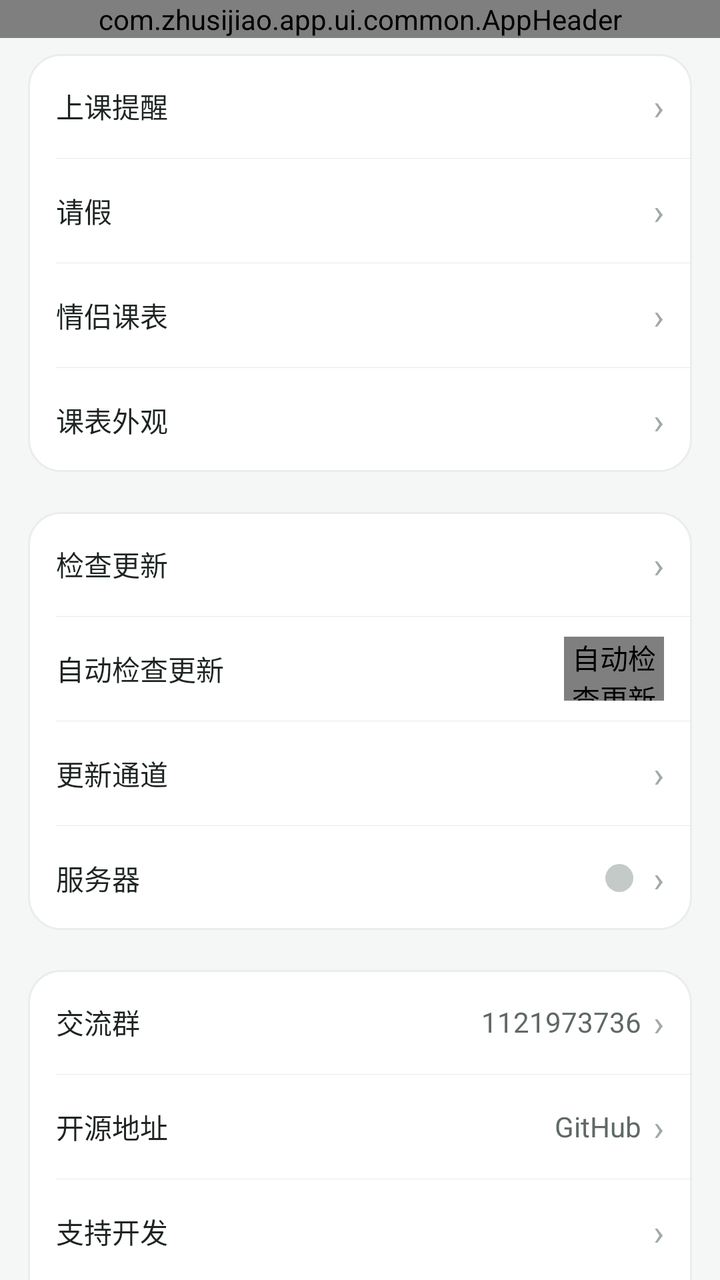
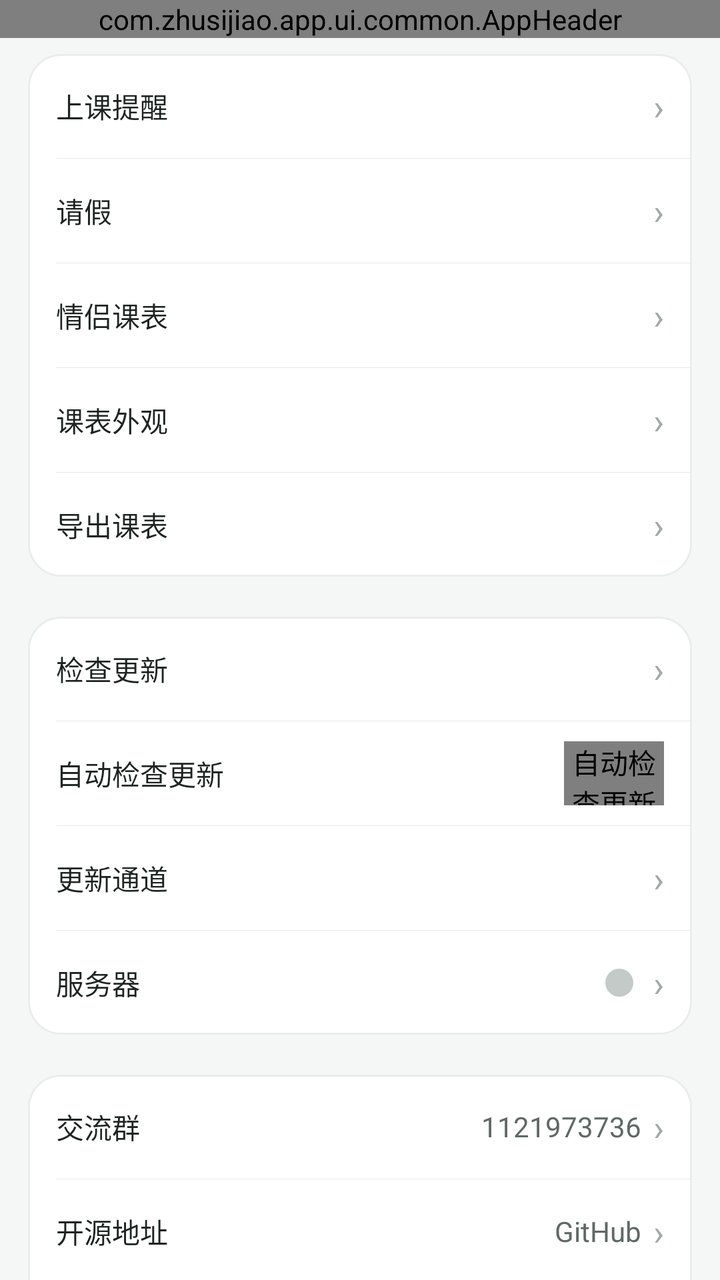

The first picture is an Android layout as it rendered before a commit; the second is the same layout after the commit. The layout source and the unified diff follow.
<!-- AndroidManifest.xml: application theme Theme.Zhusijiao -->
<!-- res/layout/fragment_settings.xml -->
<?xml version="1.0" encoding="utf-8"?>
<LinearLayout xmlns:android="http://schemas.android.com/apk/res/android"
    xmlns:tools="http://schemas.android.com/tools"
    android:layout_width="match_parent"
    android:layout_height="match_parent"
    android:background="@color/background"
    android:orientation="vertical">

    <com.zhusijiao.app.ui.common.AppHeader
        android:id="@+id/header"
        android:layout_width="match_parent"
        android:layout_height="wrap_content" />

    <androidx.core.widget.NestedScrollView
        android:id="@+id/scroll"
        android:layout_width="match_parent"
        android:layout_height="0dp"
        android:layout_weight="1">

        <LinearLayout
            android:layout_width="match_parent"
            android:layout_height="wrap_content"
            android:orientation="vertical"
            android:paddingStart="@dimen/page_padding"
            android:paddingTop="8dp"
            android:paddingEnd="@dimen/page_padding"
            android:paddingBottom="16dp">

            
            <LinearLayout style="@style/FormGroup">

                <LinearLayout
                    android:id="@+id/menuReminder"
                    style="@style/FormRow"
                    android:clickable="true"
                    android:focusable="true">

                    <TextView
                        style="@style/FormRowLabel"
                        android:text="@string/reminder_title" />

                    <TextView
                        android:id="@+id/reminderSub"
                        style="@style/FormRowValue" />

                    <TextView style="@style/FormRowChevron" />
                </LinearLayout>

                <View style="@style/FormDivider" />

                <LinearLayout
                    android:id="@+id/menuLeave"
                    style="@style/FormRow"
                    android:clickable="true"
                    android:focusable="true">

                    <TextView
                        style="@style/FormRowLabel"
                        android:text="@string/leave_title" />

                    <TextView
                        android:id="@+id/leaveSub"
                        style="@style/FormRowValue" />

                    <TextView style="@style/FormRowChevron" />
                </LinearLayout>

                <View style="@style/FormDivider" />

                <LinearLayout
                    android:id="@+id/menuCouple"
                    style="@style/FormRow"
                    android:clickable="true"
                    android:focusable="true">

                    <TextView
                        style="@style/FormRowLabel"
                        android:text="@string/settings_couple_row" />

                    <TextView
                        android:id="@+id/coupleSub"
                        style="@style/FormRowValue" />

                    <TextView style="@style/FormRowChevron" />
                </LinearLayout>

                <View style="@style/FormDivider" />

                <LinearLayout
                    android:id="@+id/menuAppearance"
                    style="@style/FormRow"
                    android:clickable="true"
                    android:focusable="true">

                    <TextView
                        style="@style/FormRowLabel"
                        android:layout_width="0dp"
                        android:layout_weight="1"
                        android:text="@string/settings_appearance_row" />

                    <TextView style="@style/FormRowChevron" />
                </LinearLayout>

            </LinearLayout>

            
            <LinearLayout
                style="@style/FormGroup"
                android:layout_marginTop="20dp">

                <LinearLayout
                    android:id="@+id/updateCheckRow"
                    style="@style/FormRow"
                    android:clickable="true"
                    android:focusable="true">

                    <TextView
                        style="@style/FormRowLabel"
                        android:text="@string/settings_update_check" />

                    <TextView
                        android:id="@+id/updateCurrentVersion"
                        style="@style/FormRowValue" />

                    <TextView style="@style/FormRowChevron" />
                </LinearLayout>

                <View style="@style/FormDivider" />

                
                <LinearLayout
                    android:id="@+id/updateAutoRow"
                    style="@style/FormRow"
                    android:clickable="true"
                    android:focusable="false"
                    android:importantForAccessibility="no"
                    tools:ignore="KeyboardInaccessibleWidget">

                    <TextView
                        style="@style/FormRowLabel"
                        android:layout_width="0dp"
                        android:layout_weight="1"
                        android:text="@string/settings_update_auto" />

                    <com.zhusijiao.app.ui.common.ToggleView
                        android:id="@+id/updateAutoToggle"
                        android:layout_width="50dp"
                        android:layout_height="32dp"
                        android:contentDescription="@string/settings_update_auto" />
                </LinearLayout>

                <View style="@style/FormDivider" />

                <LinearLayout
                    android:id="@+id/updateChannelRow"
                    style="@style/FormRow"
                    android:clickable="true"
                    android:focusable="true">

                    <TextView
                        style="@style/FormRowLabel"
                        android:text="@string/settings_channel_row" />

                    <TextView
                        android:id="@+id/updateChannelSub"
                        style="@style/FormRowValue" />

                    <TextView style="@style/FormRowChevron" />
                </LinearLayout>

                <View style="@style/FormDivider" />

                
                <LinearLayout
                    android:id="@+id/menuServer"
                    style="@style/FormRow"
                    android:clickable="true"
                    android:focusable="true">

                    <TextView
                        style="@style/FormRowLabel"
                        android:layout_width="0dp"
                        android:layout_weight="1"
                        android:text="@string/settings_server_row" />

                    <View
                        android:id="@+id/serverStatusDot"
                        android:layout_width="14dp"
                        android:layout_height="14dp"
                        android:layout_marginEnd="4dp"
                        android:background="@drawable/sync_dot_gray" />

                    <TextView
                        android:id="@+id/serverSub"
                        android:layout_width="wrap_content"
                        android:layout_height="wrap_content"
                        android:ellipsize="end"
                        android:maxWidth="200dp"
                        android:maxLines="1"
                        android:textColor="@color/text_secondary"
                        android:textSize="@dimen/text_body" />

                    <TextView style="@style/FormRowChevron" />
                </LinearLayout>
            </LinearLayout>

            
            <LinearLayout
                style="@style/FormGroup"
                android:layout_marginTop="20dp">

                <LinearLayout
                    android:id="@+id/menuQqGroup"
                    style="@style/FormRow"
                    android:clickable="true"
                    android:focusable="true">

                    <TextView
                        style="@style/FormRowLabel"
                        android:text="@string/settings_qq_group" />

                    <TextView
                        style="@style/FormRowValue"
                        android:text="@string/settings_qq_group_number" />

                    <TextView style="@style/FormRowChevron" />
                </LinearLayout>

                <View style="@style/FormDivider" />

                <LinearLayout
                    android:id="@+id/menuOpenSource"
                    style="@style/FormRow"
                    android:clickable="true"
                    android:focusable="true">

                    <TextView
                        style="@style/FormRowLabel"
                        android:text="@string/settings_open_source" />

                    <TextView
                        style="@style/FormRowValue"
                        android:text="@string/settings_open_source_value" />

                    <TextView style="@style/FormRowChevron" />
                </LinearLayout>

                <View style="@style/FormDivider" />

                <LinearLayout
                    android:id="@+id/menuSupport"
                    style="@style/FormRow"
                    android:clickable="true"
                    android:focusable="true">

                    <TextView
                        style="@style/FormRowLabel"
                        android:layout_width="0dp"
                        android:layout_weight="1"
                        android:text="@string/support_title" />

                    <TextView style="@style/FormRowChevron" />
                </LinearLayout>

                <View style="@style/FormDivider" />

                <LinearLayout
                    android:id="@+id/menuSyncLog"
                    style="@style/FormRow"
                    android:clickable="true"
                    android:focusable="true">

                    <TextView
                        style="@style/FormRowLabel"
                        android:layout_width="0dp"
                        android:layout_weight="1"
                        android:text="@string/settings_sync_log" />

                    <TextView style="@style/FormRowChevron" />
                </LinearLayout>

                <View style="@style/FormDivider" />

                <LinearLayout
                    android:id="@+id/menuPrivacy"
                    style="@style/FormRow"
                    android:clickable="true"
                    android:focusable="true">

                    <TextView
                        style="@style/FormRowLabel"
                        android:layout_width="0dp"
                        android:layout_weight="1"
                        android:text="@string/settings_privacy" />

                    <TextView style="@style/FormRowChevron" />
                </LinearLayout>

                <View style="@style/FormDivider" />

                <LinearLayout
                    android:id="@+id/menuAbout"
                    style="@style/FormRow"
                    android:clickable="true"
                    android:focusable="true">

                    <TextView
                        style="@style/FormRowLabel"
                        android:layout_width="0dp"
                        android:layout_weight="1"
                        android:text="@string/settings_about" />

                    <TextView style="@style/FormRowChevron" />
                </LinearLayout>
            </LinearLayout>

            <LinearLayout
                style="@style/FormGroup"
                android:layout_marginTop="20dp">

                <LinearLayout
                    android:id="@+id/menuDelete"
                    style="@style/FormRow"
                    android:clickable="true"
                    android:focusable="true"
                    android:gravity="center">

                    <TextView
                        style="@style/FormRowLabel"
                        android:layout_marginEnd="0dp"
                        android:text="@string/settings_delete_account"
                        android:textColor="@color/danger" />
                </LinearLayout>
            </LinearLayout>

            
            <TextView
                android:id="@+id/settingsFooter"
                android:layout_width="match_parent"
                android:layout_height="wrap_content"
                android:layout_marginTop="20dp"
                android:gravity="center"
                android:textColor="@color/text_disabled"
                android:textSize="@dimen/text_hint" />
        </LinearLayout>
    </androidx.core.widget.NestedScrollView>
</LinearLayout>
<!-- resources referenced by this layout -->
<resources>
  <color name="background">#f5f7f6</color>
  <color name="danger">#b44c48</color>
  <color name="text_disabled">#a2aba7</color>
  <color name="text_secondary">#5f6965</color>
  <dimen name="page_padding">14dp</dimen>
  <dimen name="text_body">14sp</dimen>
  <dimen name="text_hint">12sp</dimen>
  <!-- drawable sync_dot_gray (drawable) -->
  <?xml version="1.0" encoding="utf-8"?>
  
  <shape xmlns:android="http://schemas.android.com/apk/res/android" android:shape="oval">
      <solid android:color="@color/sync_dot_idle" />
  </shape>
  <string name="leave_title">请假</string>
  <string name="reminder_title">上课提醒</string>
  <string name="settings_about">关于</string>
  <string name="settings_appearance_row">课表外观</string>
  <string name="settings_channel_row">更新通道</string>
  <string name="settings_couple_row">情侣课表</string>
  <string name="settings_delete_account">删除全部数据</string>
  <string name="settings_open_source">开源地址</string>
  <string name="settings_open_source_value">GitHub</string>
  <string name="settings_privacy">隐私说明</string>
  <string name="settings_qq_group">交流群</string>
  <string name="settings_qq_group_number">1121973736</string>
  <string name="settings_server_row">服务器</string>
  <string name="settings_sync_log">复制同步日志</string>
  <string name="settings_update_auto">自动检查更新</string>
  <string name="settings_update_check">检查更新</string>
  <string name="support_title">支持开发</string>
  <style name="FormDivider">
          <item name="android:layout_width">match_parent</item>
          <item name="android:layout_height">1px</item>
          <item name="android:layout_marginStart">14dp</item>
          <item name="android:background">@color/divider</item>
      </style>
  <style name="FormGroup">
          <item name="android:layout_width">match_parent</item>
          <item name="android:layout_height">wrap_content</item>
          <item name="android:background">@drawable/bg_card</item>
          <item name="android:orientation">vertical</item>
      </style>
  <style name="FormRowLabel">
          <item name="android:layout_width">wrap_content</item>
          <item name="android:layout_height">wrap_content</item>
          <item name="android:layout_marginEnd">12dp</item>
          <item name="android:textColor">@color/text_primary</item>
          <item name="android:textSize">@dimen/text_body</item>
      </style>
  <color name="sync_dot_idle">#c3cac7</color>
  <color name="divider">#e6ebe9</color>
  <!-- drawable bg_card (drawable) -->
  <?xml version="1.0" encoding="utf-8"?>
  
  <shape xmlns:android="http://schemas.android.com/apk/res/android" android:shape="rectangle">
      <solid android:color="@color/surface" />
      <stroke android:width="1dp" android:color="@color/line" />
      <corners android:radius="@dimen/card_radius_lg" />
  </shape>
  <!-- drawable bg_menu_row (drawable) -->
  <?xml version="1.0" encoding="utf-8"?>
  
  <selector xmlns:android="http://schemas.android.com/apk/res/android">
      <item android:state_pressed="true">
          <shape android:shape="rectangle"><solid android:color="@color/hover_bg" /></shape>
      </item>
      <item>
          <shape android:shape="rectangle"><solid android:color="@android:color/transparent" /></shape>
      </item>
  </selector>
  <color name="arrow_grey">#a2aaa6</color>
  <dimen name="text_title">18sp</dimen>
  <color name="text_primary">#1d2421</color>
  <color name="accent">#2f7d68</color>
  <color name="ink">#202725</color>
  <color name="muted">#7d8783</color>
  <color name="surface">#ffffff</color>
  <color name="line">#e9edeb</color>
  <dimen name="card_radius_lg">@dimen/radius_lg</dimen>
  <color name="hover_bg">#f2f5f4</color>
  <style name="DialogButton" parent="Widget.AppCompat.Button.ButtonBar.AlertDialog">
          <item name="android:textColor">@color/accent</item>
          <item name="android:textStyle">bold</item>
      </style>
  <dimen name="radius_lg">16dp</dimen>
  <!-- unchanged entries left out for length: 5 -->
</resources>

<!-- the commit's change to res/layout/fragment_settings.xml (unified diff, before → after) -->
@@ -101,6 +101,22 @@
                     <TextView style="@style/FormRowChevron" />
                 </LinearLayout>
 
+                <View style="@style/FormDivider" />
+
+                <LinearLayout
+                    android:id="@+id/menuExport"
+                    style="@style/FormRow"
+                    android:clickable="true"
+                    android:focusable="true">
+
+                    <TextView
+                        style="@style/FormRowLabel"
+                        android:layout_width="0dp"
+                        android:layout_weight="1"
+                        android:text="@string/settings_export_row" />
+
+                    <TextView style="@style/FormRowChevron" />
+                </LinearLayout>
             </LinearLayout>
 
             
<!-- resource entries referenced after the edit -->
@@ -20,6 +20,7 @@
   <string name="settings_channel_row">更新通道</string>
   <string name="settings_couple_row">情侣课表</string>
   <string name="settings_delete_account">删除全部数据</string>
+  <string name="settings_export_row">导出课表</string>
   <string name="settings_open_source">开源地址</string>
   <string name="settings_open_source_value">GitHub</string>
   <string name="settings_privacy">隐私说明</string>
